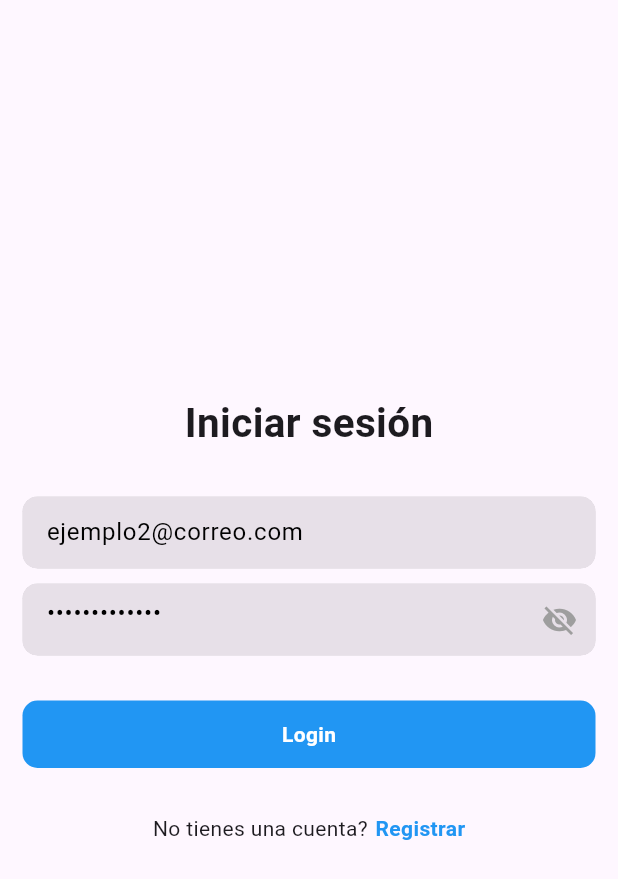
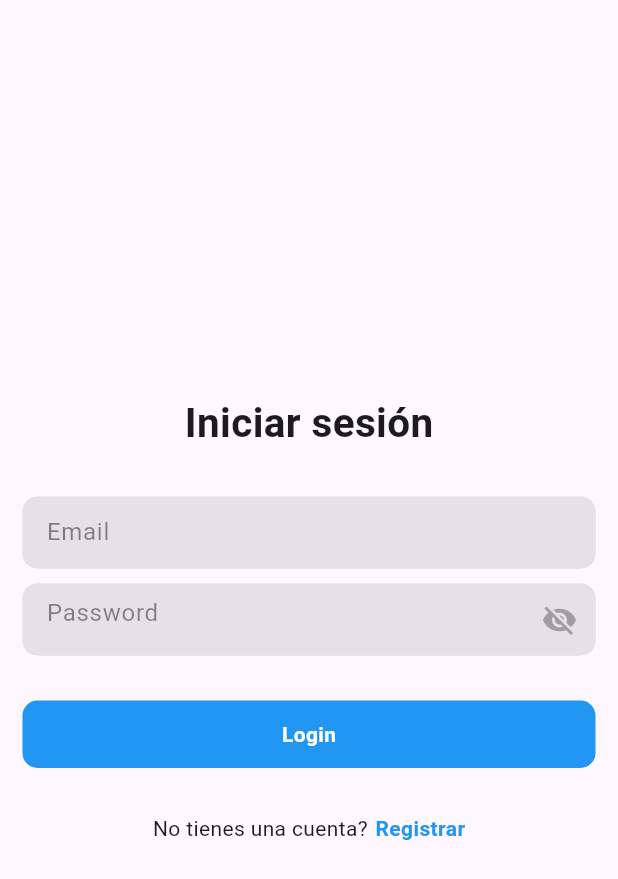
Before and after one commit to andrestejada/ucompensar-hibridas, a Flutter app: the screen it shows after launch, on a phone screen of 412 x 824 dp. Shown: the top 879 px of the screen. Run offline on Flutter 3.47's test engine with Material 3 defaults, Android fonts, the phone set to English and light mode, and no system bars; our stand-ins replace cloud_firestore, firebase_auth, firebase_core, firebase_storage, fluttertoast, go_router and 1 more; accounts and stored records are empty.

Commit message:
remove campos hardcode

```diff
--- a/lib/screen/login_screen.dart
+++ b/lib/screen/login_screen.dart
@@ -14,8 +14,8 @@ class LoginScreen extends StatefulWidget {
 class _LoginScreenState extends State<LoginScreen> {
   FirebaseAuth _auth = FirebaseAuth.instance;
   bool _isSigning = false;
-  TextEditingController _emailController = TextEditingController(text: "ejemplo2@correo.com");
-  TextEditingController _passwordController = TextEditingController(text: "Contraseña123");
+  TextEditingController _emailController = TextEditingController(text: "");
+  TextEditingController _passwordController = TextEditingController(text: "");
 
   void signIn() async {
     if (_emailController.text.isEmpty || _passwordController.text.isEmpty) {
```
